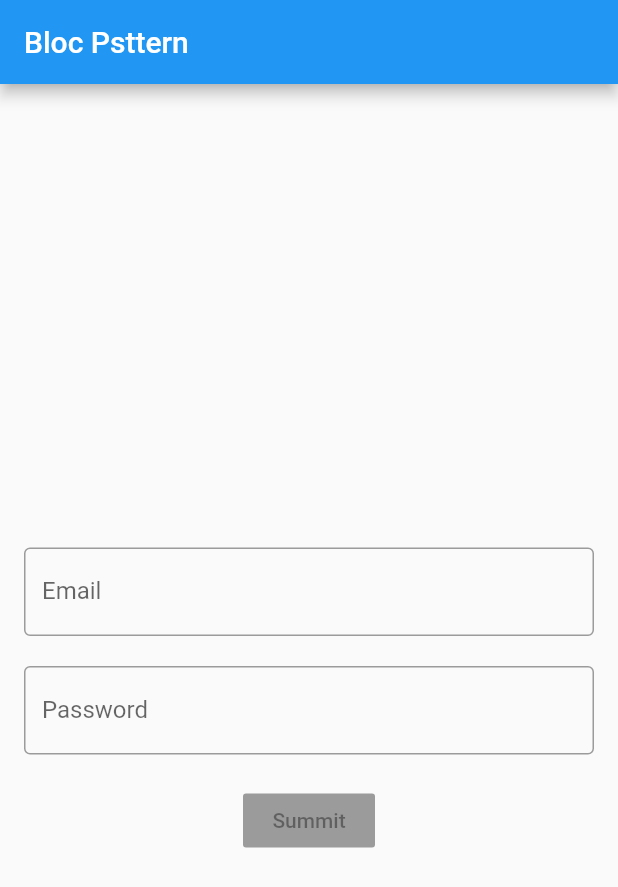
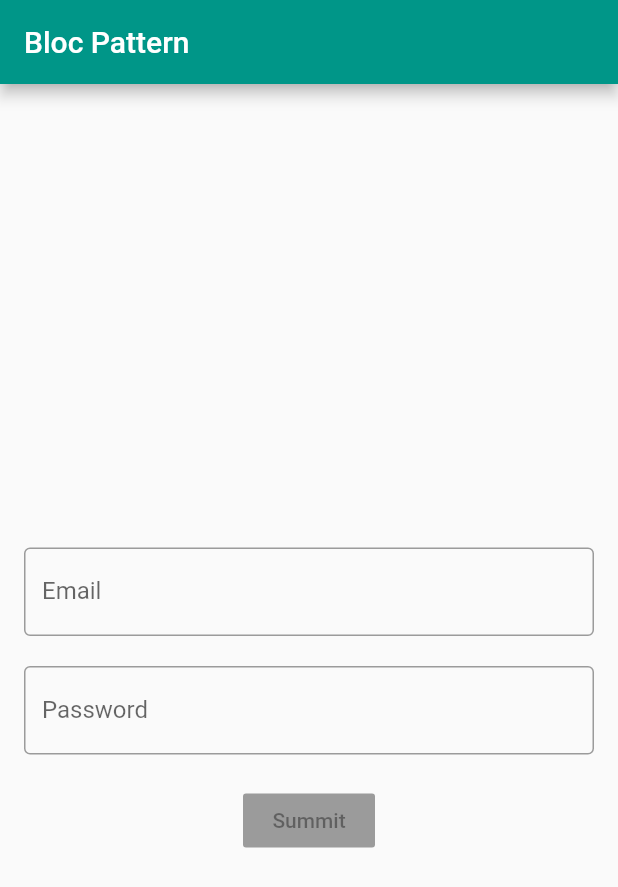
Before and after one commit to Erinziyi/flutter_login_bloc_pattern, a Flutter app: the screen it shows after launch, on a phone screen of 412 x 824 dp. Shown: the top 887 px of the screen. Run offline on Flutter 3.47's test engine with Material 2 defaults, Android fonts, the phone set to English and light mode, and no system bars; our stand-ins replace rxdart.

Commit message:
Update update

```diff
--- a/lib/bloc.dart
+++ b/lib/bloc.dart
@@ -3,13 +3,17 @@ import 'validator.dart';
 import 'package:rxdart/rxdart.dart';
 class Bloc extends Object with Validators implements BaseBloc{
 
-  final _emailController = StreamController<String>();
-  final _passwordController = StreamController<String>();
+  final _emailController = BehaviorSubject<String>();
+  final _passwordController = BehaviorSubject<String>();
 
   //ask controller
 
   Function(String)get emailChanged => _emailController.sink.add;
   Function(String)get passwordChanged => _passwordController.sink.add;
+
+  //Another way
+  // StreamSink<String> get emailChanged => _emailController.sink;
+  // StreamSink<String> get passwordChanged => _passwordController.sink;
 
 
   Stream<String> get email => _emailController.stream.transform(emailValidator);
@@ -20,6 +24,7 @@ class Bloc extends Object with Validators implements BaseBloc{
   Stream<bool> get sumbitCheck => Observable.combineLatest2(email, password, (e,p)=> true);
 
   submit(){
+    print("xyx");
 
   }
 
--- a/lib/main.dart
+++ b/lib/main.dart
@@ -11,29 +11,20 @@ class MyApp extends StatelessWidget {
   @override
   Widget build(BuildContext context) {
     return MaterialApp(
-      title: 'Bloc Pattern',
+      home: HomePage(),
       theme: ThemeData(
 
-        primarySwatch: Colors.blue,
+        primarySwatch: Colors.teal,
       ),
-      debugShowCheckedModeBanner: true,
-      home: MyHomePage(title: 'Bloc Pattern'),
+      debugShowCheckedModeBanner: false,
+
     );
   }
 }
 
-class MyHomePage extends StatefulWidget {
-  MyHomePage({Key key, this.title}) : super(key: key);
 
 
-
-  final String title;
-
-  @override
-  _MyHomePageState createState() => _MyHomePageState();
-}
-
-class _MyHomePageState extends State<MyHomePage> {
+class HomePage extends StatelessWidget {
  changeThePage(BuildContext context){
    Navigator.of(context).push(MaterialPageRoute(builder: (context)=>PageTwo()));
  }
@@ -45,7 +36,7 @@ class _MyHomePageState extends State<MyHomePage> {
     return Scaffold(
       appBar: AppBar(
 
-        title: Text("Bloc Psttern"),
+        title: Text("Bloc Pattern"),
       ),
       body: SingleChildScrollView(
         child: Container(
@@ -99,7 +90,9 @@ class _MyHomePageState extends State<MyHomePage> {
                stream: bloc.sumbitCheck,
                builder :(context,snapshot)=>RaisedButton(
                 color: Colors.tealAccent,
-                onPressed: snapshot.hasData?() => changeThePage(context):null,
+                onPressed: snapshot.hasData
+                    ?() => changeThePage(context)
+                    :null,
                 child: Text("Summit"),
                ),
               ),
--- a/lib/validator.dart
+++ b/lib/validator.dart
@@ -9,7 +9,7 @@ mixin Validators{
       if (email.contains("@")) {
         sink.add(email);
       }else{
-        sink.addError("Email is nor valid");
+        sink.addError("Email is not valid");
       }
     }
   );
@@ -21,7 +21,7 @@ mixin Validators{
         if (password.length>4) {
           sink.add(password);
         }else{
-          sink.addError("Password length should be 4 character");
+          sink.addError("Password length should be greater than 4 chars.");
         }
       }
   );
```
